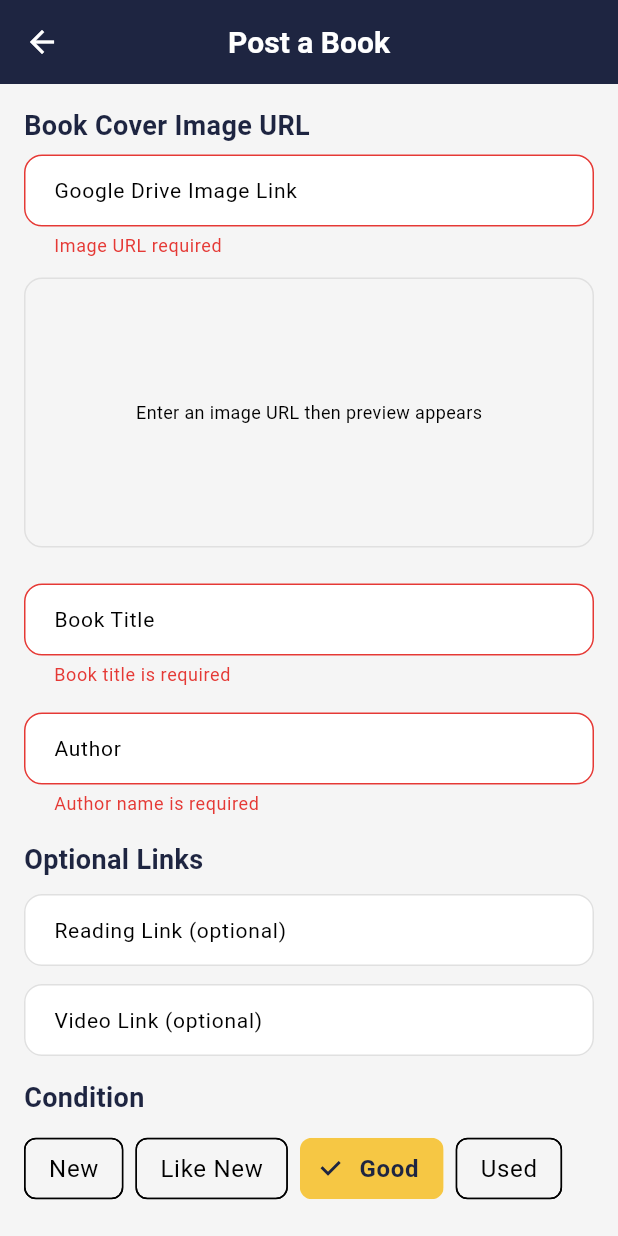
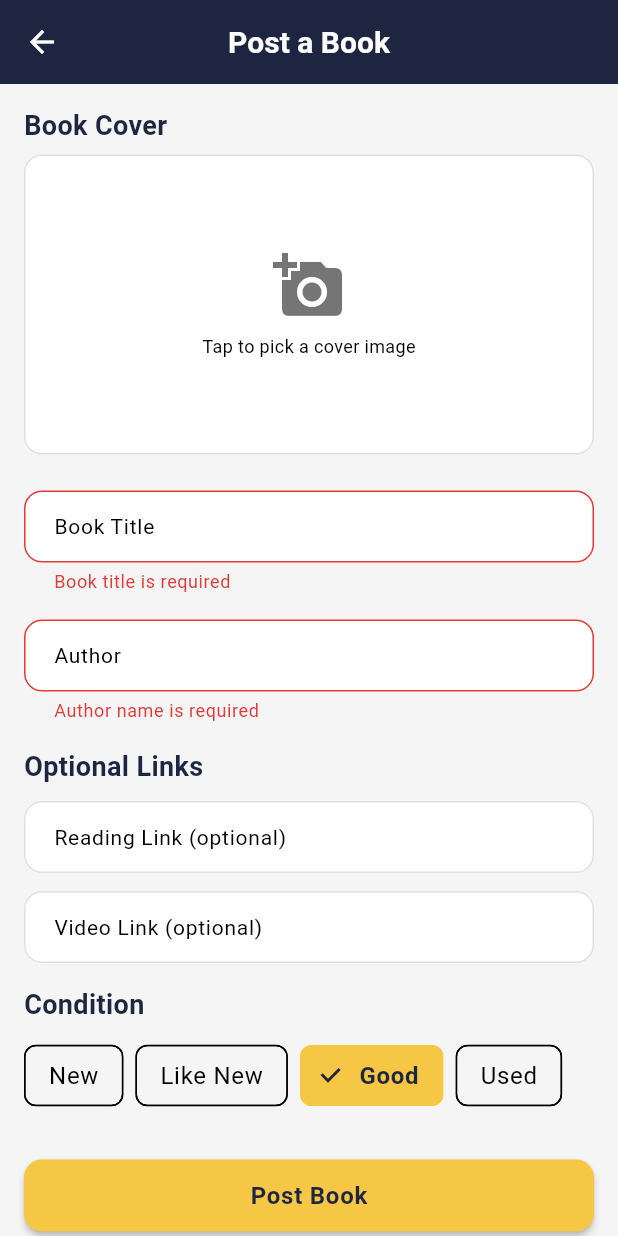
Before and after one commit to levishimwe/bookswap, a Flutter app: the PostBookScreen screen opened directly, after a tap on "Post Book", on a phone screen of 412 x 824 dp. Run offline on Flutter 3.47's test engine with Material 3 defaults, Android fonts, the phone set to English and light mode, and no system bars; our stand-ins replace cached_network_image, cloud_firestore, firebase_auth, firebase_core, firebase_storage, image_picker; accounts and stored records are empty; generated files the repository leaves out were written again.

Commit message:
fixing images upload issues

```diff
--- a/lib/models/book_model.dart
+++ b/lib/models/book_model.dart
@@ -7,6 +7,7 @@ class BookModel {
   final String author;
   final String condition; // New, Like New, Good, Used
   final String? imageUrl;
+  final String? imageBase64; // Inline base64-encoded cover image
   final String? linkUrl; // Optional reading link (PDF/web)
   final String? videoUrl; // Optional YouTube/video link
   final List<String> allowedUserIds; // Users approved to access links
@@ -22,6 +23,7 @@ class BookModel {
     required this.author,
     required this.condition,
     this.imageUrl,
+    this.imageBase64,
     this.linkUrl,
     this.videoUrl,
     this.allowedUserIds = const [],
@@ -41,6 +43,7 @@ class BookModel {
       author: data['author'] ?? '',
       condition: data['condition'] ?? 'Used',
       imageUrl: data['imageUrl'],
+      imageBase64: data['imageBase64'],
       linkUrl: data['linkUrl'],
       videoUrl: data['videoUrl'],
       allowedUserIds: (data['allowedUserIds'] as List?)?.cast<String>() ?? const [],
@@ -59,6 +62,7 @@ class BookModel {
       'author': author,
       'condition': condition,
       'imageUrl': imageUrl,
+      'imageBase64': imageBase64,
       'linkUrl': linkUrl,
       'videoUrl': videoUrl,
       'allowedUserIds': allowedUserIds,
@@ -77,6 +81,7 @@ class BookModel {
     String? author,
     String? condition,
     String? imageUrl,
+    String? imageBase64,
     String? linkUrl,
     String? videoUrl,
     List<String>? allowedUserIds,
@@ -92,6 +97,7 @@ class BookModel {
       author: author ?? this.author,
       condition: condition ?? this.condition,
       imageUrl: imageUrl ?? this.imageUrl,
+      imageBase64: imageBase64 ?? this.imageBase64,
       linkUrl: linkUrl ?? this.linkUrl,
       videoUrl: videoUrl ?? this.videoUrl,
       allowedUserIds: allowedUserIds ?? this.allowedUserIds,
--- a/lib/screens/my_listings/my_listings_screen.dart
+++ b/lib/screens/my_listings/my_listings_screen.dart
@@ -1,6 +1,7 @@
 import 'package:flutter/material.dart';
 import 'package:provider/provider.dart';
 import '../../core/constants/app_colors.dart';
+import '../../core/utils/helpers.dart';
 import '../../providers/book_provider.dart';
 import '../../widgets/book/book_card.dart';
 import '../../widgets/common/loading_indicator.dart';
@@ -113,7 +114,19 @@ class MyListingsScreen extends StatelessWidget {
                   );
 
                   if (confirm == true && context.mounted) {
-                    await bookProvider.deleteBook(book.id, book.imageUrl);
+                    final ok = await bookProvider.deleteBook(book.id, null);
+                    if (ok) {
+                      if (context.mounted) {
+                        Helpers.showSuccessSnackBar(context, 'Book deleted');
+                      }
+                    } else {
+                      if (context.mounted) {
+                        Helpers.showErrorSnackBar(
+                          context,
+                          bookProvider.errorMessage ?? 'Failed to delete book',
+                        );
+                      }
+                    }
                   }
                 },
               );
--- a/lib/screens/my_listings/post_book_screen.dart
+++ b/lib/screens/my_listings/post_book_screen.dart
@@ -1,4 +1,6 @@
-// Removed local file picking; using direct image URL instead.
+import 'dart:typed_data';
+import 'package:flutter/foundation.dart' show kIsWeb;
+import 'package:image_picker/image_picker.dart';
 import 'package:flutter/material.dart';
 import 'package:provider/provider.dart';
 
@@ -30,21 +32,20 @@ class _PostBookScreenState extends State<PostBookScreen> {
   final _linkUrlController = TextEditingController();
   final _videoUrlController = TextEditingController();
   String _selectedCondition = AppConstants.conditionGood;
-  final _imageUrlController = TextEditingController();
+  final ImagePicker _picker = ImagePicker();
+  Uint8List? _pickedBytes; // supports web & mobile
 
   bool get isEditing => widget.bookToEdit != null;
 
   @override
   void initState() {
     super.initState();
-    _imageUrlController.addListener(() => setState(() {}));
     if (isEditing) {
       _titleController.text = widget.bookToEdit!.title;
       _authorController.text = widget.bookToEdit!.author;
       _selectedCondition = widget.bookToEdit!.condition;
       _linkUrlController.text = widget.bookToEdit!.linkUrl ?? '';
       _videoUrlController.text = widget.bookToEdit!.videoUrl ?? '';
-      _imageUrlController.text = widget.bookToEdit!.imageUrl ?? '';
     }
   }
 
@@ -54,8 +55,19 @@ class _PostBookScreenState extends State<PostBookScreen> {
     _authorController.dispose();
     _linkUrlController.dispose();
     _videoUrlController.dispose();
-    _imageUrlController.dispose();
     super.dispose();
+  }
+
+  Future<void> _pickImage() async {
+    final XFile? file = await _picker.pickImage(source: ImageSource.gallery, imageQuality: 85);
+    if (file == null) return;
+    if (kIsWeb) {
+      final bytes = await file.readAsBytes();
+      setState(() => _pickedBytes = bytes);
+    } else {
+      final bytes = await file.readAsBytes();
+      setState(() => _pickedBytes = bytes);
+    }
   }
   // Handle form submission
   // Handle form submission
@@ -72,7 +84,7 @@ class _PostBookScreenState extends State<PostBookScreen> {
         title: _titleController.text.trim(),
         author: _authorController.text.trim(),
         condition: _selectedCondition,
-        imageUrl: _imageUrlController.text.trim(),
+  imageBytes: _pickedBytes,
         ownerId: authProvider.currentUserId!,
         linkUrl: _linkUrlController.text.trim().isEmpty
             ? null
@@ -88,7 +100,7 @@ class _PostBookScreenState extends State<PostBookScreen> {
         condition: _selectedCondition,
         ownerId: authProvider.currentUserId!,
         ownerName: authProvider.currentUser!.displayName,
-        imageUrl: _imageUrlController.text.trim(),
+  imageBytes: _pickedBytes,
         linkUrl: _linkUrlController.text.trim().isEmpty
             ? null
             : _linkUrlController.text.trim(),
@@ -127,51 +139,32 @@ class _PostBookScreenState extends State<PostBookScreen> {
           child: Column(
             crossAxisAlignment: CrossAxisAlignment.stretch,
             children: [
-              // Image URL field & live preview
-              Text('Book Cover Image URL', style: AppTextStyles.h4),
+              // Image picker & preview
+              Text('Book Cover', style: AppTextStyles.h4),
               const SizedBox(height: 8),
-              CustomTextField(
-                controller: _imageUrlController,
-                label: 'Google Drive Image Link',
-                hint: 'https://drive.google.com/uc?export=view&id=YOUR_FILE_ID',
-                keyboardType: TextInputType.url,
-                validator: (v) {
-                  if (v == null || v.trim().isEmpty) {
-                    return 'Image URL required';
-                  }
-                  return null;
-                },
-              ),
-              const SizedBox(height: 12),
-              Container(
-                height: 180,
+              GestureDetector(
+                onTap: _pickImage,
+                child: Container(
+                  height: 200,
                   decoration: BoxDecoration(
                     borderRadius: BorderRadius.circular(12),
                     border: Border.all(color: AppColors.divider),
+                    color: AppColors.cardBackground,
                   ),
                   clipBehavior: Clip.antiAlias,
-                child: _imageUrlController.text.trim().isEmpty
+                  child: _pickedBytes == null
                       ? Center(
-                        child: Text(
-                          'Enter an image URL then preview appears',
-                          style: AppTextStyles.caption,
+                          child: Column(
+                            mainAxisSize: MainAxisSize.min,
+                            children: [
+                              const Icon(Icons.add_a_photo, size: 48, color: Colors.black54),
+                              const SizedBox(height: 8),
+                              Text('Tap to pick a cover image', style: AppTextStyles.caption),
+                            ],
                           ),
                         )
-                    : (_imageUrlController.text.startsWith('http')
-                        ? Image.network(
-                            _imageUrlController.text.trim(),
-                            fit: BoxFit.cover,
-                            errorBuilder: (c, e, s) => Center(
-                              child: Text('Invalid image URL', style: AppTextStyles.caption),
+                      : Image.memory(_pickedBytes!, fit: BoxFit.cover),
                 ),
-                          )
-                        : Image.asset(
-                            _imageUrlController.text.trim(),
-                            fit: BoxFit.cover,
-                            errorBuilder: (c, e, s) => Center(
-                              child: Text('Asset not found', style: AppTextStyles.caption),
-                            ),
-                          )),
               ),
               const SizedBox(height: 24),
 
--- a/lib/widgets/book/book_card.dart
+++ b/lib/widgets/book/book_card.dart
@@ -1,6 +1,7 @@
 import 'package:flutter/material.dart';
 import 'package:cached_network_image/cached_network_image.dart';
 import 'package:flutter/foundation.dart';
+import 'dart:convert';
 import '../../core/constants/app_colors.dart';
 import '../../core/constants/app_text_styles.dart';
 import '../../core/utils/helpers.dart';
@@ -38,7 +39,7 @@ class BookCard extends StatelessWidget {
     return Card(
       margin: const EdgeInsets.symmetric(horizontal: 16, vertical: 8),
       child: InkWell(
-        onTap: onTap,
+        onTap: showActions ? null : onTap,
         borderRadius: BorderRadius.circular(12),
         child: content,
       ),
@@ -197,6 +198,15 @@ class BookCard extends StatelessWidget {
 
   Widget _resolveImageWidget() {
     final path = book.imageUrl;
+    // Prefer inline base64 image if available
+    if (book.imageBase64 != null && book.imageBase64!.isNotEmpty) {
+      try {
+        final bytes = const Base64Decoder().convert(book.imageBase64!);
+        return Image.memory(bytes, fit: BoxFit.cover, errorBuilder: (c, e, s) => _buildPlaceholder());
+      } catch (_) {
+        // fall through to other methods
+      }
+    }
     if (path == null || path.isEmpty) return _buildPlaceholder();
     // If user provided a direct http(s) link use network image
     if (path.startsWith('http://') || path.startsWith('https://')) {
```
Also changed, not shown: lib/providers/book_provider.dart (+40 -13 lines). Lines whose indentation alone changed are shown as unchanged.
